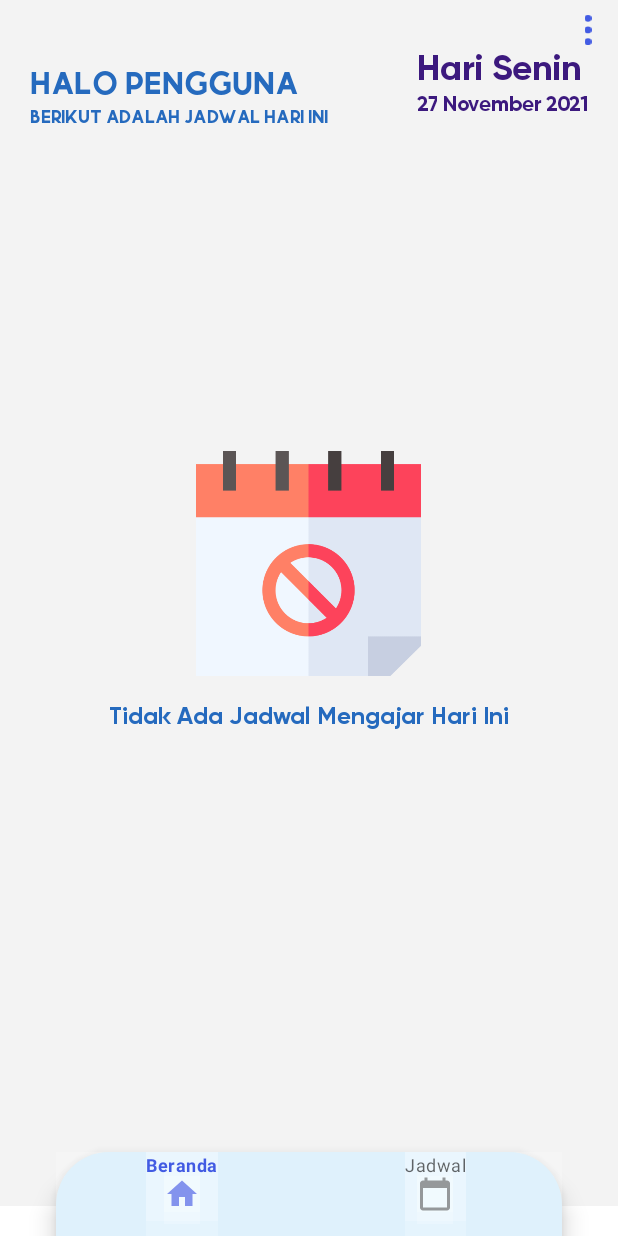
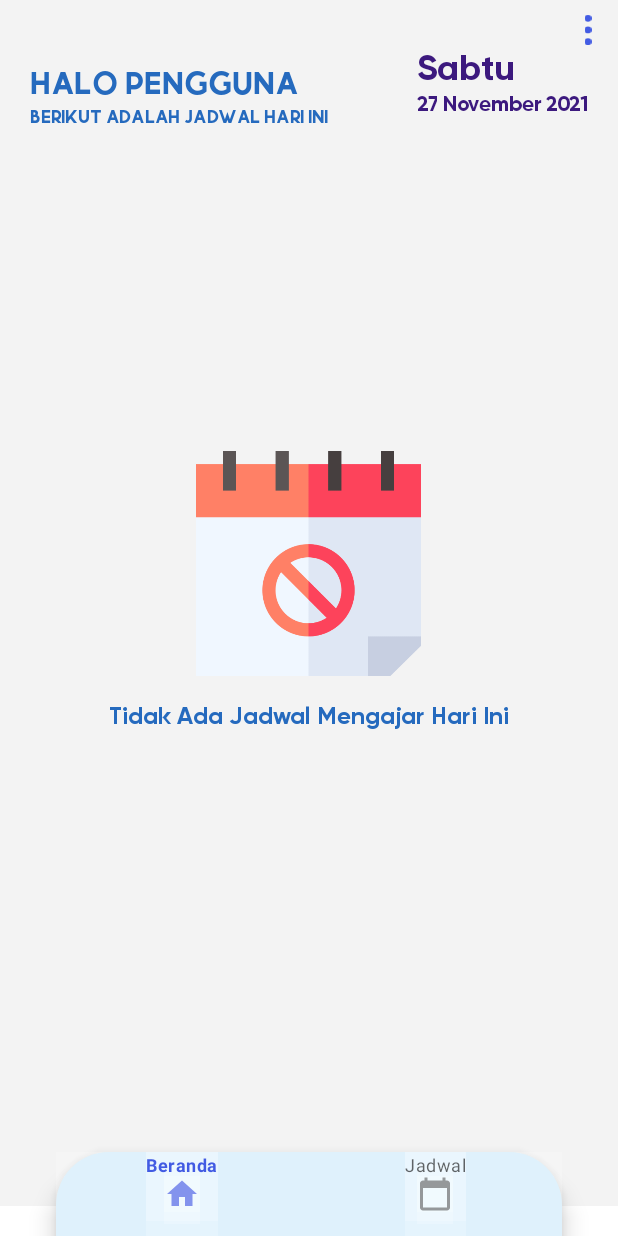
Before and after one commit to rezhajamil/aplikasi-pengelola-jadwal, an Android app: the FragmentBeranda screen opened directly, with no data from a screen before it, on a phone screen of 412 x 824 dp. Run offline under Robolectric (Android 15) with nearby library versions, the phone set to English and light mode, and no system bars.

Commit message:
Commit Kesembilan - Fixing Bug and UI

```diff
--- a/app/src/main/java/com/example/pengingatjadwal/Fragment/FragmentBeranda.kt
+++ b/app/src/main/java/com/example/pengingatjadwal/Fragment/FragmentBeranda.kt
@@ -113,6 +113,8 @@ class FragmentBeranda: Fragment(), RecSemuaJadwalItem {
         if (formatNamaHari.format(hariIni).equals("Wednesday") || formatNamaHari.format(hariIni).equals("Rabu")) { tvHari.text = "Rabu" }
         if (formatNamaHari.format(hariIni).equals("Thursday") || formatNamaHari.format(hariIni).equals("Kamis")) { tvHari.text = "Kamis" }
         if (formatNamaHari.format(hariIni).equals("Friday") || formatNamaHari.format(hariIni).equals("Jumat")) { tvHari.text = "Jumat" }
+        if (formatNamaHari.format(hariIni).equals("Saturday") || formatNamaHari.format(hariIni).equals("Sabtu")) { tvHari.text = "Sabtu" }
+        if (formatNamaHari.format(hariIni).equals("Sunday") || formatNamaHari.format(hariIni).equals("Minggu")) { tvHari.text = "Minggu" }
         return hari
     }
 
```
Also changed, not shown: app/src/main/java/com/example/pengingatjadwal/Adapter/RecRiwayatAdapter.kt (+4 -3 lines).
